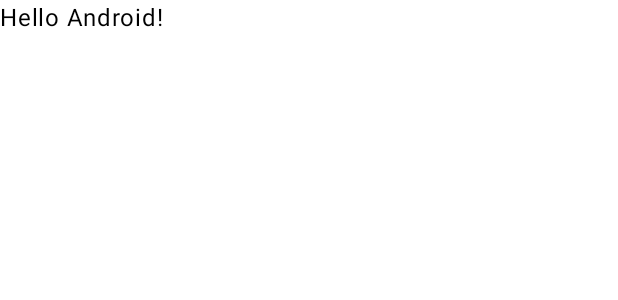
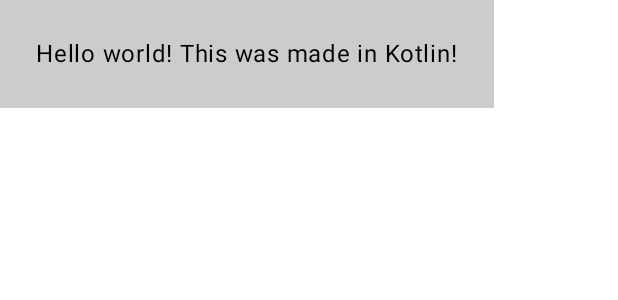
Before and after one commit to bjportelac/DADM_2023II, an Android app built with Jetpack Compose: the @Preview function GreetingPreview, on a phone screen of 412 x 824 dp. Shown: the top 300 px of the screen. Run offline under Robolectric (Android 15) with nearby library versions, the phone set to English and light mode, and no system bars.

Commit message:
# UPDATE: MainActivity.kt - Added Surface to modify padding of the text element - Modified basic Text - Modified color background

```diff
--- a/app/src/main/java/com/dadm/retocero/MainActivity.kt
+++ b/app/src/main/java/com/dadm/retocero/MainActivity.kt
@@ -4,12 +4,15 @@
 import androidx.activity.ComponentActivity
 import androidx.activity.compose.setContent
 import androidx.compose.foundation.layout.fillMaxSize
+import androidx.compose.foundation.layout.padding
 import androidx.compose.material3.MaterialTheme
 import androidx.compose.material3.Surface
 import androidx.compose.material3.Text
 import androidx.compose.runtime.Composable
 import androidx.compose.ui.Modifier
+import androidx.compose.ui.graphics.Color
 import androidx.compose.ui.tooling.preview.Preview
+import androidx.compose.ui.unit.dp
 import com.dadm.retocero.ui.theme.RetoCeroTheme
 
 class MainActivity : ComponentActivity() {
@@ -31,16 +34,18 @@
 
 @Composable
 fun Greeting(name: String, modifier: Modifier = Modifier) {
-    Text(
-        text = "Hello $name!",
-        modifier = modifier
-    )
+    Surface(color = Color.LightGray){
+        Text(
+            text = "Hello world! This was made in $name!",
+            modifier = modifier.padding(24.dp)
+        )
+    }
 }
 
 @Preview(showBackground = true)
 @Composable
 fun GreetingPreview() {
     RetoCeroTheme {
-        Greeting("Android")
+        Greeting("Kotlin")
     }
 }
```
